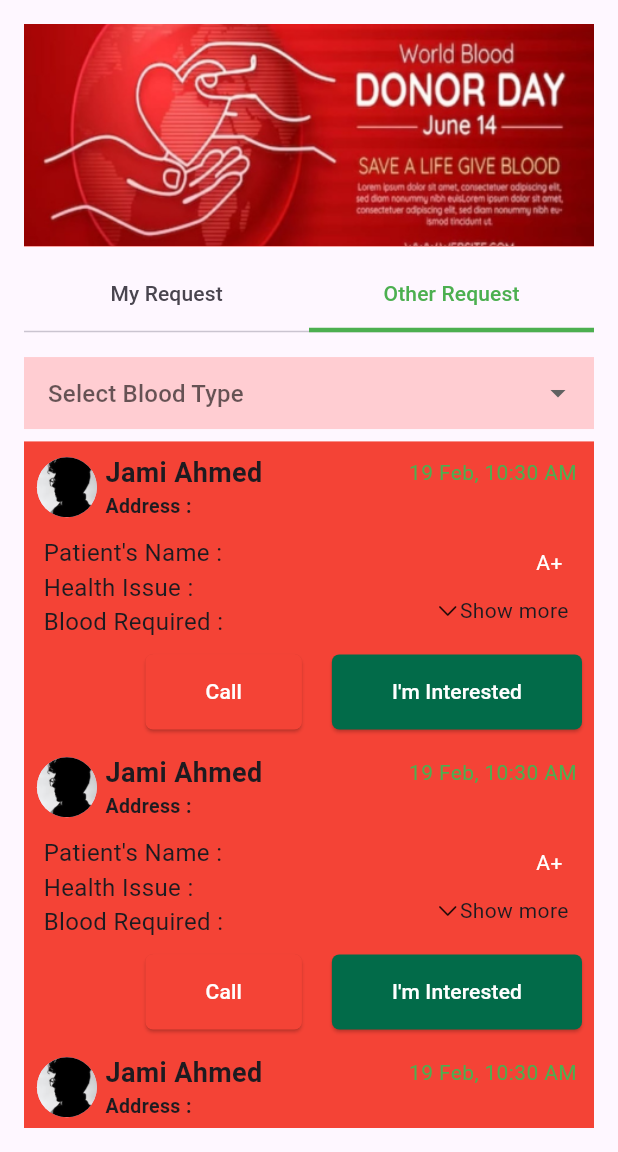
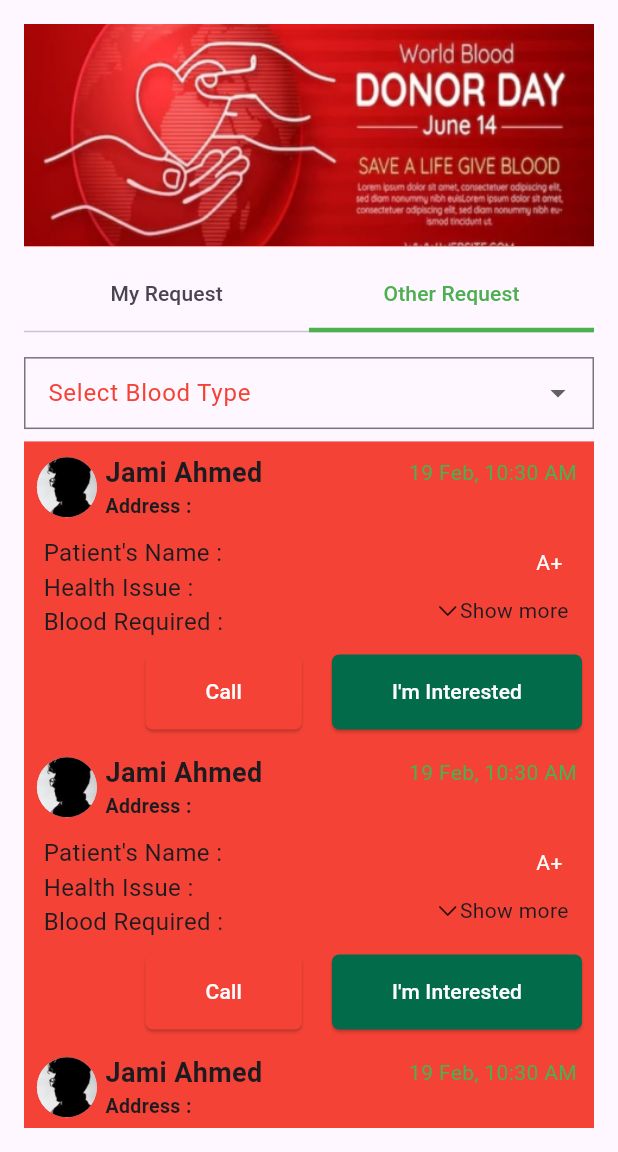
Before and after one commit to faisaldevs/Blood-BD-renew, a Flutter app: the FeedPage screen opened by its route, tab 2 chosen, on a phone screen of 412 x 824 dp, the part 84-1236 px from its top. Run offline on Flutter 3.47's test engine with Material 3 defaults, Android fonts, the phone set to English and light mode, and no system bars; our stand-ins replace carousel_slider, connectivity_plus, flutter_screenutil, get, get_storage, google_fonts and 1 more; accounts and stored records are empty.

Commit message:
Feed notification

```diff
--- a/lib/screens/home_card_pages/buttons/feed_dropdoen.dart
+++ /dev/null
@@ -1,89 +0,0 @@
-// import 'package:flutter/material.dart';
-//
-// import '../../data/gender_list_data.dart';
-//
-// class CustomDropdown extends StatefulWidget {
-//
-//    const CustomDropdown({super.key});
-//
-//   @override
-//   State<CustomDropdown> createState() => _CustomDropdownState();
-// }
-//
-// class _CustomDropdownState extends State<CustomDropdown> {
-//   @override
-//   Widget build(BuildContext context) {
-//
-//    var genderListData = GenderList.genderListData;
-//
-//     List<String> _genderList = genderListData;
-//     String dropdownValue = "";
-//
-//     myFormState() {
-//       dropdownValue = _genderList[0];
-//     }
-//
-//     return DropdownButton(
-//       isExpanded: true,
-//       value: dropdownValue,
-//       icon: const Icon(Icons.keyboard_arrow_down_outlined),
-//       items: _genderList.map((String value) {
-//         return DropdownMenuItem<String>(
-//           value: value,
-//           child: Text(value),
-//         );
-//       }).toList(),
-//       onChanged: (val) {
-//         setState(() {
-//           dropdownValue = val!;
-//         });
-//       },
-//     );
-//   }
-// }
-
-import 'package:flutter/material.dart';
-
-class CustomDropdownFeed extends StatelessWidget {
-  CustomDropdownFeed({
-    super.key,
-    required this.dropDownList,
-    required this.label,
-    required this.onChanged,
-    // required this.hint,
-  });
-
-  final String label;
-
-  final List dropDownList;
-  var onChanged;
-
-  @override
-  Widget build(BuildContext context) {
-    return DropdownButtonFormField(
-      decoration: InputDecoration(
-        filled: true,
-        fillColor: Colors.red.shade100,
-        hintText: label,
-        // labelText: label,
-        hintStyle: const TextStyle(color: Colors.red),
-        contentPadding: const EdgeInsets.only(left: 12),
-        counterStyle: const TextStyle(fontWeight: FontWeight.bold),
-        border: InputBorder.none,
-        focusedBorder: const OutlineInputBorder(
-          borderRadius: BorderRadius.zero,
-          borderSide: BorderSide(color: Colors.white, width: 0),
-        ),
-      ),
-      items: dropDownList.map((e) {
-        return DropdownMenuItem(
-            value: e,
-            child: Text(
-              e,
-              style: const TextStyle(fontWeight: FontWeight.normal),
-            ));
-      }).toList(),
-      onChanged: onChanged,
-    );
-  }
-}
--- a/lib/screens/home_card_pages/feed_page.dart
+++ b/lib/screens/home_card_pages/feed_page.dart
@@ -1,10 +1,10 @@
 import 'package:blood_bd/data_list/data_list.dart';
+import 'package:blood_bd/screens/global_widget/custom_dropdown.dart';
 import 'package:flutter/material.dart';
 import 'package:flutter/services.dart';
 import 'package:get/get.dart';
 import 'package:get_storage/get_storage.dart';
 
-import 'buttons/feed_dropdoen.dart';
 import 'feed/feed_my_request.dart';
 import 'feed/feed_other_request.dart';
 
@@ -68,7 +68,7 @@ class FeedPage extends StatelessWidget {
                     SizedBox(
                       height: Get.height * .02,
                     ),
-                    CustomDropdownFeed(
+                    CustomDropdown(
                         dropDownList: DataList.bloodListData,
                         label: "Select Blood Type",
                         onChanged: (value) {}),
```
Also changed, not shown: lib/controllers/feed_controller.dart (+7 -4 lines), lib/controllers/request_blood_controller.dart (+5 -18 lines), lib/screens/drawer_profile/drawer_pages/notification/blood_request_notification.dart (added, +143 -0 lines), lib/screens/drawer_profile/drawer_pages/notification_page.dart (+17 -17 lines), lib/screens/home_card_pages/buttons/controller.dart (deleted, +0 -46 lines), lib/screens/home_card_pages/buttons/dropdown_button.dart (deleted, +0 -36 lines), lib/screens/home_card_pages/feed/feed_my_request.dart (+13 -9 lines).
